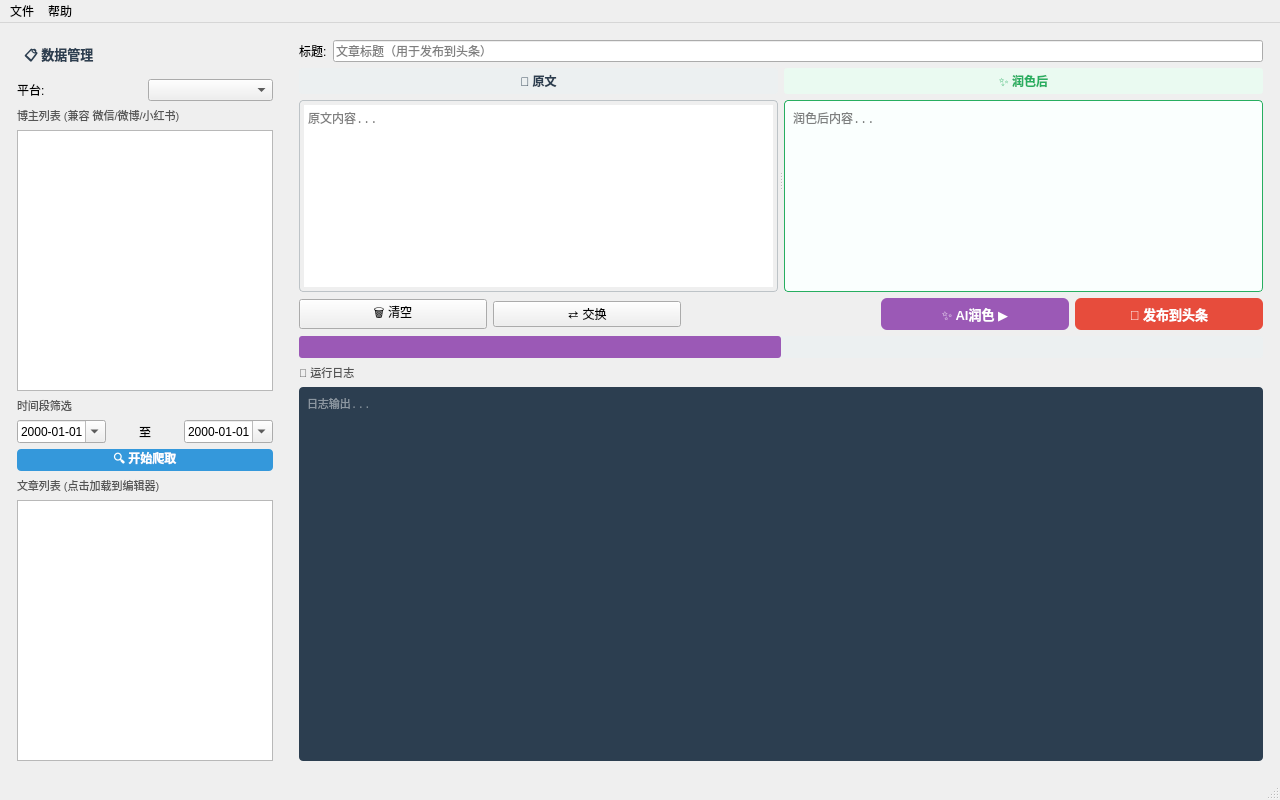
Qt form src/ui/mainwindow.ui (lkpopo/wechat-content-publisher) before a commit.
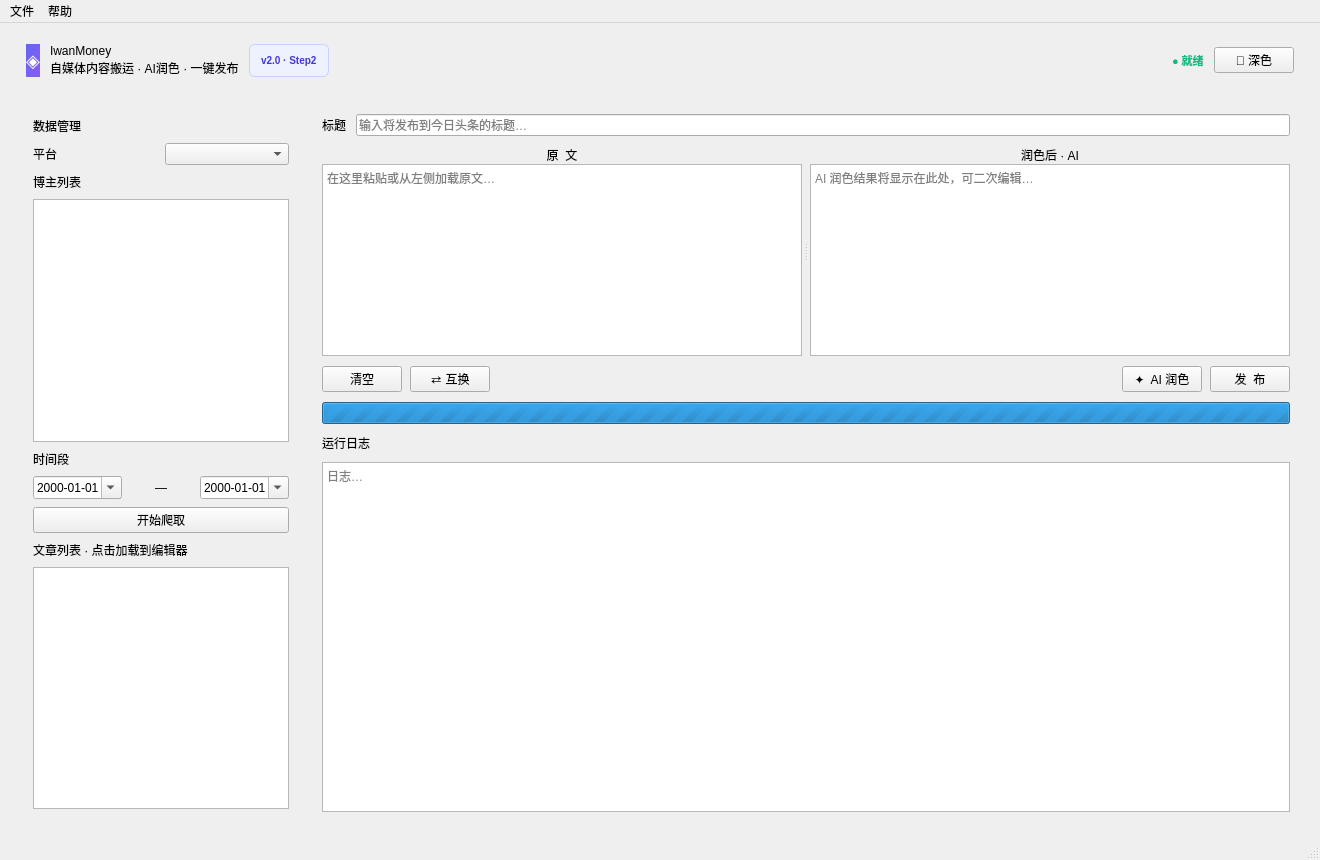
The same form after that commit.

Commit message:
feat(Step2): 现代化UI + 真实自动化链路
UI: 新增 Fluent2/Tailwind 浅/深色 QSS (500+行), header 卡片、阴影、圆角12px、QSplitter 1:1、主题一键切换 ThemeManager

Python: ai_polish 接入 Playwright 真实 Grok (持久化登录态、流式等待、回退Mock)、crawler 支持 --real 搜狗微信真实抓取、publisher dry-run保护 + 真实发布

Core: 新增 Article 模型、Database SQLite 持久化文章/发布记录、C++ 侧 QProcess 真实爬取入库与发布流程打通

```diff
--- a/src/ui/mainwindow.ui
+++ b/src/ui/mainwindow.ui
@@ -3,34 +3,87 @@
  <class>MainWindow</class>
  <widget class="QMainWindow" name="MainWindow">
   <property name="geometry">
-   <rect>
-    <x>0</x>
-    <y>0</y>
-    <width>1280</width>
-    <height>800</height>
-   </rect>
+   <rect><x>0</x><y>0</y><width>1320</width><height>860</height></rect>
   </property>
   <property name="windowTitle">
    <string>IwanMoney - 自媒体搬运与发布客户端</string>
   </property>
   <widget class="QWidget" name="centralwidget">
+   <layout class="QVBoxLayout" name="verticalLayoutRoot">
+    <property name="spacing"><number>10</number></property>
+    <property name="leftMargin"><number>12</number></property>
+    <property name="topMargin"><number>12</number></property>
+    <property name="rightMargin"><number>12</number></property>
+    <property name="bottomMargin"><number>8</number></property>
+    <!-- Header Bar -->
+    <item>
+     <widget class="QWidget" name="headerWidget">
+      <property name="minimumHeight"><number>52</number></property>
+      <property name="maximumHeight"><number>52</number></property>
+      <layout class="QHBoxLayout" name="hlHeader">
+       <property name="spacing"><number>10</number></property>
+       <property name="leftMargin"><number>14</number></property>
+       <property name="rightMargin"><number>14</number></property>
+       <item>
+        <widget class="QLabel" name="labelAppIcon">
+         <property name="text"><string>◈</string></property>
+         <property name="minimumWidth"><number>36</number></property>
+         <property name="maximumWidth"><number>36</number></property>
+         <property name="minimumHeight"><number>36</number></property>
+         <property name="maximumHeight"><number>36</number></property>
+         <property name="alignment"><set>Qt::AlignCenter</set></property>
+         <property name="styleSheet"><string notr="true">background: qlineargradient(x1:0,y1:0,x2:1,y2:1, stop:0 #6366F1, stop:1 #8B5CF6); color:white; border-radius:8px; font-size:18px; font-weight:700;</string></property>
+        </widget>
+       </item>
+       <item>
+        <layout class="QVBoxLayout" name="vlHeaderTitle">
+         <property name="spacing"><number>1</number></property>
+         <item>
+          <widget class="QLabel" name="labelAppTitle">
+           <property name="text"><string>IwanMoney</string></property>
+          </widget>
+         </item>
+         <item>
+          <widget class="QLabel" name="labelAppSubtitle">
+           <property name="text"><string>自媒体内容搬运 · AI润色 · 一键发布</string></property>
+          </widget>
+         </item>
+        </layout>
+       </item>
+       <item>
+        <widget class="QLabel" name="labelHeaderBadge">
+         <property name="text"><string>v2.0 · Step2</string></property>
+         <property name="styleSheet"><string notr="true">background:#EEF2FF; color:#4338CA; border:1px solid #C7D2FE; border-radius:6px; padding:3px 8px; font-size:10px; font-weight:600;</string></property>
+        </widget>
+       </item>
+       <item>
+        <spacer name="hSpacerHeader">
+         <property name="orientation"><enum>Qt::Horizontal</enum></property>
+         <property name="sizeHint" stdset="0"><size><width>40</width><height>20</height></size></property>
+        </spacer>
+       </item>
+       <item>
+        <widget class="QLabel" name="labelStatusDot">
+         <property name="text"><string>● 就绪</string></property>
+         <property name="styleSheet"><string notr="true">color:#10B981; font-size:11px; font-weight:600;</string></property>
+        </widget>
+       </item>
+       <item>
+        <widget class="QPushButton" name="btnTheme">
+         <property name="text"><string>🌙 深色</string></property>
+         <property name="toolTip"><string>切换深/浅色主题</string></property>
+         <property name="minimumHeight"><number>30</number></property>
+        </widget>
+       </item>
+      </layout>
+     </widget>
+    </item>
+    <!-- Content Area -->
+    <item>
+     <widget class="QWidget" name="contentWidget">
    <layout class="QHBoxLayout" name="horizontalLayoutMain" stretch="0,1">
-    <property name="spacing">
-     <number>8</number>
-    </property>
-    <property name="leftMargin">
-     <number>8</number>
-    </property>
-    <property name="topMargin">
-     <number>8</number>
-    </property>
-    <property name="rightMargin">
-     <number>8</number>
-    </property>
-    <property name="bottomMargin">
-     <number>8</number>
-    </property>
-     <!-- ================= 左侧面板：数据管理与筛选 ================= -->
+       <property name="spacing"><number>12</number></property>
+       <!-- Left Panel -->
      <item>
       <widget class="QWidget" name="leftPanel">
      <property name="minimumWidth">
@@ -40,31 +93,22 @@
       <number>380</number>
      </property>
      <layout class="QVBoxLayout" name="verticalLayoutLeft">
-      <property name="spacing">
-       <number>6</number>
-      </property>
-      <!-- 标题 -->
+          <property name="spacing"><number>8</number></property>
+          <property name="leftMargin"><number>12</number></property>
+          <property name="topMargin"><number>12</number></property>
+          <property name="rightMargin"><number>12</number></property>
+          <property name="bottomMargin"><number>12</number></property>
       <item>
        <widget class="QLabel" name="labelTitle">
-        <property name="text">
-         <string>📋 数据管理</string>
-        </property>
-        <property name="styleSheet">
-         <string notr="true">font-weight:bold; font-size:13px; color:#2c3e50; padding:4px;</string>
-        </property>
-       </widget>
-      </item>
-      <!-- 平台筛选 -->
+            <property name="text"><string>数据管理</string></property>
+           </widget>
+          </item>
       <item>
        <layout class="QHBoxLayout" name="hlPlatform">
         <item>
          <widget class="QLabel" name="labelPlatform">
-          <property name="text">
-           <string>平台:</string>
-          </property>
-          <property name="minimumWidth">
-           <number>40</number>
-          </property>
+              <property name="text"><string>平台</string></property>
+              <property name="minimumWidth"><number>36</number></property>
          </widget>
         </item>
         <item>
@@ -79,12 +123,7 @@
       <!-- 博主列表 -->
       <item>
        <widget class="QLabel" name="labelBlogger">
-        <property name="text">
-         <string>博主列表 (兼容 微信/微博/小红书)</string>
-        </property>
-        <property name="styleSheet">
-         <string notr="true">color:#555; font-size:11px;</string>
-        </property>
+            <property name="text"><string>博主列表</string></property>
        </widget>
       </item>
       <item>
@@ -103,12 +142,7 @@
       <!-- 时间段筛选器 -->
       <item>
        <widget class="QLabel" name="labelDate">
-        <property name="text">
-         <string>时间段筛选</string>
-        </property>
-        <property name="styleSheet">
-         <string notr="true">color:#555; font-size:11px;</string>
-        </property>
+            <property name="text"><string>时间段</string></property>
        </widget>
       </item>
       <item>
@@ -128,15 +162,9 @@
         </item>
         <item>
          <widget class="QLabel" name="labelDateSep">
-          <property name="text">
-           <string>至</string>
-          </property>
-          <property name="alignment">
-           <set>Qt::AlignCenter</set>
-          </property>
-          <property name="maximumWidth">
-           <number>20</number>
-          </property>
+              <property name="text"><string>—</string></property>
+              <property name="alignment"><set>Qt::AlignCenter</set></property>
+              <property name="maximumWidth"><number>16</number></property>
          </widget>
         </item>
         <item>
@@ -156,38 +184,20 @@
       </item>
       <item>
        <widget class="QPushButton" name="btnCrawl">
-        <property name="text">
-         <string>🔍 开始爬取</string>
-        </property>
-        <property name="toolTip">
-         <string>根据博主+时间段抓取文章 (Step1为Mock)</string>
-        </property>
-        <property name="minimumHeight">
-         <number>32</number>
-        </property>
-        <property name="styleSheet">
-         <string notr="true">QPushButton{background:#3498db; color:white; border-radius:4px; font-weight:bold;} QPushButton:hover{background:#2980b9;} QPushButton:disabled{background:#bdc3c7;}</string>
-        </property>
+            <property name="text"><string>开始爬取</string></property>
+            <property name="toolTip"><string>抓取选中博主与时间段内的文章</string></property>
+            <property name="minimumHeight"><number>38</number></property>
        </widget>
       </item>
       <item>
        <widget class="QLabel" name="labelArticle">
-        <property name="text">
-         <string>文章列表 (点击加载到编辑器)</string>
-        </property>
-        <property name="styleSheet">
-         <string notr="true">color:#555; font-size:11px;</string>
-        </property>
+            <property name="text"><string>文章列表 · 点击加载到编辑器</string></property>
        </widget>
       </item>
       <item>
        <widget class="QListWidget" name="listWidgetArticles">
-        <property name="toolTip">
-         <string>抓取到的文章列表，单击加载到左侧编辑器</string>
-        </property>
-        <property name="alternatingRowColors">
-         <bool>true</bool>
-        </property>
+            <property name="toolTip"><string>单击加载原文，双击同理</string></property>
+            <property name="alternatingRowColors"><bool>false</bool></property>
        </widget>
       </item>
       </layout>
@@ -197,30 +207,19 @@
      <item>
       <widget class="QWidget" name="rightPanel">
      <layout class="QVBoxLayout" name="verticalLayoutRight">
-      <property name="spacing">
-       <number>6</number>
-      </property>
-      <!-- 标题输入 -->
+          <property name="spacing"><number>10</number></property>
       <item>
        <layout class="QHBoxLayout" name="hlTitle">
         <item>
          <widget class="QLabel" name="labelTitleText">
-          <property name="text">
-           <string>标题:</string>
-          </property>
-          <property name="minimumWidth">
-           <number>40</number>
-          </property>
+              <property name="text"><string>标题</string></property>
+              <property name="minimumWidth"><number>36</number></property>
          </widget>
         </item>
         <item>
          <widget class="QLineEdit" name="lineEditTitle">
-          <property name="placeholderText">
-           <string>文章标题（用于发布到头条）</string>
-          </property>
-          <property name="clearButtonEnabled">
-           <bool>true</bool>
-          </property>
+              <property name="placeholderText"><string>输入将发布到今日头条的标题…</string></property>
+              <property name="clearButtonEnabled"><bool>true</bool></property>
          </widget>
         </item>
        </layout>
@@ -228,54 +227,28 @@
       <!-- 双屏对比编辑器 QSplitter -->
       <item>
        <widget class="QSplitter" name="splitterEditor">
-        <property name="orientation">
-         <enum>Qt::Horizontal</enum>
-        </property>
-        <property name="handleWidth">
-         <number>6</number>
-        </property>
-        <property name="childrenCollapsible">
-         <bool>false</bool>
-        </property>
-        <!-- 原文 -->
+            <property name="orientation"><enum>Qt::Horizontal</enum></property>
+            <property name="handleWidth"><number>8</number></property>
+            <property name="childrenCollapsible"><bool>false</bool></property>
+            <property name="opaqueResize"><bool>false</bool></property>
         <widget class="QWidget" name="originalContainer">
          <layout class="QVBoxLayout" name="vlOriginal">
-          <property name="leftMargin">
-           <number>0</number>
-          </property>
-          <property name="topMargin">
-           <number>0</number>
-          </property>
-          <property name="rightMargin">
-           <number>0</number>
-          </property>
-          <property name="bottomMargin">
-           <number>0</number>
-          </property>
+              <property name="spacing"><number>0</number></property>
+              <property name="leftMargin"><number>0</number></property>
+              <property name="topMargin"><number>0</number></property>
+              <property name="rightMargin"><number>0</number></property>
+              <property name="bottomMargin"><number>0</number></property>
           <item>
            <widget class="QLabel" name="labelOriginal">
-            <property name="text">
-             <string>📄 原文</string>
-            </property>
-            <property name="styleSheet">
-             <string notr="true">font-weight:bold; color:#2c3e50; background:#ecf0f1; padding:4px; border-radius:3px;</string>
-            </property>
-            <property name="alignment">
-             <set>Qt::AlignCenter</set>
-            </property>
+                <property name="text"><string>原  文</string></property>
+                <property name="alignment"><set>Qt::AlignCenter</set></property>
+                <property name="minimumHeight"><number>32</number></property>
            </widget>
           </item>
           <item>
            <widget class="QTextEdit" name="textEditOriginal">
-            <property name="placeholderText">
-             <string>原文内容...</string>
-            </property>
-            <property name="acceptRichText">
-             <bool>false</bool>
-            </property>
-            <property name="styleSheet">
-             <string notr="true">border:1px solid #bdc3c7; border-radius:4px; padding:4px; font-family: Consolas, Microsoft YaHei; font-size:12px;</string>
-            </property>
+                <property name="placeholderText"><string>在这里粘贴或从左侧加载原文…</string></property>
+                <property name="acceptRichText"><bool>false</bool></property>
            </widget>
           </item>
          </layout>
@@ -283,42 +256,22 @@
         <!-- 润色后 -->
         <widget class="QWidget" name="polishedContainer">
          <layout class="QVBoxLayout" name="vlPolished">
-          <property name="leftMargin">
-           <number>0</number>
-          </property>
-          <property name="topMargin">
-           <number>0</number>
-          </property>
-          <property name="rightMargin">
-           <number>0</number>
-          </property>
-          <property name="bottomMargin">
-           <number>0</number>
-          </property>
+              <property name="spacing"><number>0</number></property>
+              <property name="leftMargin"><number>0</number></property>
+              <property name="topMargin"><number>0</number></property>
+              <property name="rightMargin"><number>0</number></property>
+              <property name="bottomMargin"><number>0</number></property>
           <item>
            <widget class="QLabel" name="labelPolished">
-            <property name="text">
-             <string>✨ 润色后</string>
-            </property>
-            <property name="styleSheet">
-             <string notr="true">font-weight:bold; color:#27ae60; background:#eafaf1; padding:4px; border-radius:3px;</string>
-            </property>
-            <property name="alignment">
-             <set>Qt::AlignCenter</set>
-            </property>
+                <property name="text"><string>润色后 · AI</string></property>
+                <property name="alignment"><set>Qt::AlignCenter</set></property>
+                <property name="minimumHeight"><number>32</number></property>
            </widget>
           </item>
           <item>
            <widget class="QTextEdit" name="textEditPolished">
-            <property name="placeholderText">
-             <string>润色后内容...</string>
-            </property>
-            <property name="acceptRichText">
-             <bool>false</bool>
-            </property>
-            <property name="styleSheet">
-             <string notr="true">border:1px solid #27ae60; border-radius:4px; padding:4px; font-family: Consolas, Microsoft YaHei; font-size:12px; background:#fafffe;</string>
-            </property>
+                <property name="placeholderText"><string>AI 润色结果将显示在此处，可二次编辑…</string></property>
+                <property name="acceptRichText"><bool>false</bool></property>
            </widget>
           </item>
          </layout>
@@ -328,75 +281,43 @@
       <!-- 底部操作区 -->
       <item>
        <layout class="QHBoxLayout" name="hlActions">
+            <property name="spacing"><number>8</number></property>
         <item>
          <widget class="QPushButton" name="btnClear">
-          <property name="text">
-           <string>🗑 清空</string>
-          </property>
-          <property name="toolTip">
-           <string>清空双屏内容</string>
-          </property>
-          <property name="maximumWidth">
-           <number>90</number>
-          </property>
+              <property name="text"><string>清空</string></property>
+              <property name="toolTip"><string>清空双栏</string></property>
+              <property name="maximumWidth"><number>80</number></property>
+              <property name="minimumHeight"><number>34</number></property>
          </widget>
         </item>
         <item>
          <widget class="QPushButton" name="btnSwap">
-          <property name="text">
-           <string>⇄ 交换</string>
-          </property>
-          <property name="toolTip">
-           <string>交换左右两侧内容</string>
-          </property>
-          <property name="maximumWidth">
-           <number>90</number>
-          </property>
+              <property name="text"><string>⇄ 互换</string></property>
+              <property name="toolTip"><string>互换左右内容</string></property>
+              <property name="maximumWidth"><number>80</number></property>
+              <property name="minimumHeight"><number>34</number></property>
          </widget>
         </item>
         <item>
-         <widget class="QLabel" name="labelSpacer">
-          <property name="text">
-           <string/>
-          </property>
-         </widget>
+             <spacer name="spacerActions">
+              <property name="orientation"><enum>Qt::Horizontal</enum></property>
+              <property name="sizeHint" stdset="0"><size><width>0</width><height>20</height></size></property>
+             </spacer>
         </item>
         <item>
          <widget class="QPushButton" name="btnPolish">
-          <property name="text">
-           <string>✨ AI润色 ▶</string>
-          </property>
-          <property name="toolTip">
-           <string>调用 Python ai_polish.py 将左侧原文润色到右侧 (QProcess + 文件IPC演示)</string>
-          </property>
-          <property name="minimumWidth">
-           <number>140</number>
-          </property>
-          <property name="minimumHeight">
-           <number>36</number>
-          </property>
-          <property name="styleSheet">
-           <string notr="true">QPushButton{background:#9b59b6; color:white; border-radius:6px; font-weight:bold; font-size:13px; padding:6px 12px;} QPushButton:hover{background:#8e44ad;} QPushButton:disabled{background:#bdc3c7;}</string>
-          </property>
+              <property name="text"><string>✦  AI 润色</string></property>
+              <property name="toolTip"><string>调用 Python 将左侧润色到右侧</string></property>
+              <property name="minimumWidth"><number>148</number></property>
+              <property name="minimumHeight"><number>38</number></property>
          </widget>
         </item>
         <item>
          <widget class="QPushButton" name="btnPublish">
-          <property name="text">
-           <string>🚀 发布到头条</string>
-          </property>
-          <property name="toolTip">
-           <string>自动发布到今日头条创作者后台 (Step2接入Playwright)</string>
-          </property>
-          <property name="minimumWidth">
-           <number>150</number>
-          </property>
-          <property name="minimumHeight">
-           <number>36</number>
-          </property>
-          <property name="styleSheet">
-           <string notr="true">QPushButton{background:#e74c3c; color:white; border-radius:6px; font-weight:bold; font-size:13px; padding:6px 12px;} QPushButton:hover{background:#c0392b;} QPushButton:disabled{background:#bdc3c7;}</string>
-          </property>
+              <property name="text"><string>发  布</string></property>
+              <property name="toolTip"><string>发布到今日头条</string></property>
+              <property name="minimumWidth"><number>148</number></property>
+              <property name="minimumHeight"><number>38</number></property>
          </widget>
         </item>
        </layout>
@@ -404,51 +325,26 @@
       <!-- 进度条 -->
       <item>
        <widget class="QProgressBar" name="progressBar">
-        <property name="visible">
-         <bool>false</bool>
-        </property>
-        <property name="minimum">
-         <number>0</number>
-        </property>
-        <property name="maximum">
-         <number>0</number>
-        </property>
-        <property name="textVisible">
-         <bool>false</bool>
-        </property>
-        <property name="maximumHeight">
-         <number>6</number>
-        </property>
-        <property name="styleSheet">
-         <string notr="true">QProgressBar{border:none; background:#ecf0f1; border-radius:3px;} QProgressBar::chunk{background:#9b59b6; border-radius:3px;}</string>
-        </property>
-       </widget>
-      </item>
-      <!-- 日志区 -->
+            <property name="visible"><bool>false</bool></property>
+            <property name="minimum"><number>0</number></property>
+            <property name="maximum"><number>0</number></property>
+            <property name="textVisible"><bool>false</bool></property>
+            <property name="maximumHeight"><number>4</number></property>
+           </widget>
+          </item>
       <item>
        <widget class="QLabel" name="labelLog">
-        <property name="text">
-         <string>📜 运行日志</string>
-        </property>
-        <property name="styleSheet">
-         <string notr="true">color:#555; font-size:11px;</string>
-        </property>
+            <property name="text"><string>运行日志</string></property>
        </widget>
       </item>
       <item>
        <widget class="QTextEdit" name="textEditLog">
-        <property name="maximumHeight">
-         <number>110</number>
-        </property>
-        <property name="readOnly">
-         <bool>true</bool>
-        </property>
-        <property name="styleSheet">
-         <string notr="true">background:#2c3e50; color:#ecf0f1; font-family: Consolas, monospace; font-size:11px; border-radius:4px; padding:4px;</string>
-        </property>
-        <property name="placeholderText">
-         <string>日志输出...</string>
-        </property>
+            <property name="maximumHeight"><number>120</number></property>
+            <property name="readOnly"><bool>true</bool></property>
+            <property name="placeholderText"><string>日志…</string></property>
+           </widget>
+          </item>
+         </layout>
        </widget>
       </item>
       </layout>
@@ -457,18 +353,9 @@
     </layout>
   </widget>
   <widget class="QMenuBar" name="menubar">
-   <widget class="QMenu" name="menuFile">
-    <property name="title">
-     <string>文件</string>
-    </property>
-   </widget>
-   <widget class="QMenu" name="menuHelp">
-    <property name="title">
-     <string>帮助</string>
-    </property>
-   </widget>
-   <addaction name="menuFile"/>
-   <addaction name="menuHelp"/>
+   <widget class="QMenu" name="menuFile"><property name="title"><string>文件</string></property></widget>
+   <widget class="QMenu" name="menuHelp"><property name="title"><string>帮助</string></property></widget>
+   <addaction name="menuFile"/><addaction name="menuHelp"/>
   </widget>
   <widget class="QStatusBar" name="statusbar"/>
  </widget>
```
Left out of the diff: 64 changed lines with no effect on the pictures. Lines whose indentation alone changed are shown as unchanged. The commit also changes 19 other files.
